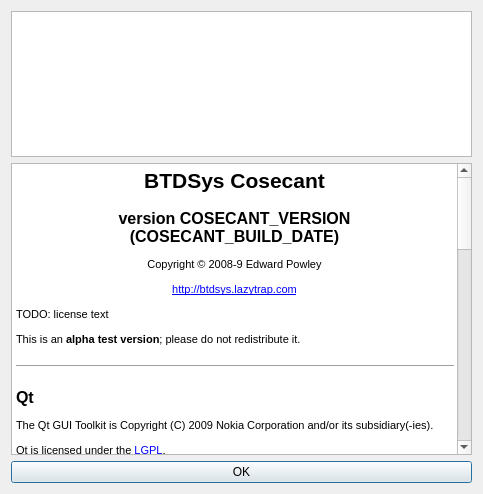
Qt form about_dlg.ui (edpowley/cosecant) before a commit.
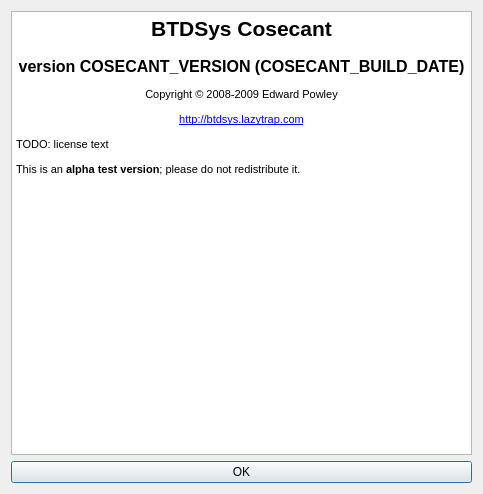
The same form after that commit.

Commit message: Simplify about dialog

Patch:
```diff
--- a/about_dlg.ui
+++ b/about_dlg.ui
@@ -13,14 +13,7 @@
   <property name="windowTitle">
    <string>About Cosecant</string>
   </property>
-  <layout class="QVBoxLayout" name="verticalLayout" stretch="1,2,0">
-   <item>
-    <widget class="QGraphicsView" name="graphicsView">
-     <property name="renderHints">
-      <set>QPainter::SmoothPixmapTransform|QPainter::TextAntialiasing</set>
-     </property>
-    </widget>
-   </item>
+  <layout class="QVBoxLayout" name="verticalLayout" stretch="2,0">
    <item>
     <widget class="QTextBrowser" name="textBrowser">
      <property name="html">
@@ -30,29 +23,10 @@
 &lt;/style&gt;&lt;/head&gt;&lt;body style=&quot; font-family:'MS Shell Dlg 2'; font-size:8.25pt; font-weight:400; font-style:normal;&quot;&gt;
 &lt;p align=&quot;center&quot; style=&quot; margin-top:18px; margin-bottom:12px; margin-left:0px; margin-right:0px; -qt-block-indent:0; text-indent:0px;&quot;&gt;&lt;span style=&quot; font-size:16pt; font-weight:600;&quot;&gt;BTDSys Cosecant&lt;/span&gt;&lt;/p&gt;
 &lt;p align=&quot;center&quot; style=&quot; margin-top:16px; margin-bottom:12px; margin-left:0px; margin-right:0px; -qt-block-indent:0; text-indent:0px;&quot;&gt;&lt;span style=&quot; font-size:12pt; font-weight:600;&quot;&gt;version COSECANT_VERSION (COSECANT_BUILD_DATE)&lt;/span&gt;&lt;/p&gt;
-&lt;p align=&quot;center&quot; style=&quot; margin-top:12px; margin-bottom:12px; margin-left:0px; margin-right:0px; -qt-block-indent:0; text-indent:0px;&quot;&gt;&lt;span style=&quot; font-size:8pt;&quot;&gt;Copyright © 2008-9 Edward Powley&lt;/span&gt;&lt;/p&gt;
+&lt;p align=&quot;center&quot; style=&quot; margin-top:12px; margin-bottom:12px; margin-left:0px; margin-right:0px; -qt-block-indent:0; text-indent:0px;&quot;&gt;&lt;span style=&quot; font-size:8pt;&quot;&gt;Copyright © 2008-2009 Edward Powley&lt;/span&gt;&lt;/p&gt;
 &lt;p align=&quot;center&quot; style=&quot; margin-top:12px; margin-bottom:12px; margin-left:0px; margin-right:0px; -qt-block-indent:0; text-indent:0px;&quot;&gt;&lt;a href=&quot;http://btdsys.lazytrap.com&quot;&gt;&lt;span style=&quot; font-size:8pt; text-decoration: underline; color:#0000ff;&quot;&gt;http://btdsys.lazytrap.com&lt;/span&gt;&lt;/a&gt;&lt;/p&gt;
 &lt;p style=&quot; margin-top:12px; margin-bottom:12px; margin-left:0px; margin-right:0px; -qt-block-indent:0; text-indent:0px;&quot;&gt;&lt;span style=&quot; font-size:8pt;&quot;&gt;TODO: license text&lt;/span&gt;&lt;/p&gt;
-&lt;p style=&quot; margin-top:12px; margin-bottom:12px; margin-left:0px; margin-right:0px; -qt-block-indent:0; text-indent:0px;&quot;&gt;&lt;span style=&quot; font-size:8pt;&quot;&gt;This is an &lt;/span&gt;&lt;span style=&quot; font-size:8pt; font-weight:600;&quot;&gt;alpha test version&lt;/span&gt;&lt;span style=&quot; font-size:8pt;&quot;&gt;; please do not redistribute it.&lt;/span&gt;&lt;/p&gt;
-&lt;hr /&gt;
-&lt;p style=&quot; margin-top:16px; margin-bottom:12px; margin-left:0px; margin-right:0px; -qt-block-indent:0; text-indent:0px;&quot;&gt;&lt;span style=&quot; font-size:12pt; font-weight:600;&quot;&gt;Qt&lt;/span&gt;&lt;/p&gt;
-&lt;p style=&quot; margin-top:12px; margin-bottom:12px; margin-left:0px; margin-right:0px; -qt-block-indent:0; text-indent:0px;&quot;&gt;&lt;span style=&quot; font-size:8pt;&quot;&gt;The Qt GUI Toolkit is Copyright (C) 2009 Nokia Corporation and/or its subsidiary(-ies).&lt;/span&gt;&lt;/p&gt;
-&lt;p style=&quot; margin-top:12px; margin-bottom:12px; margin-left:0px; margin-right:0px; -qt-block-indent:0; text-indent:0px;&quot;&gt;&lt;span style=&quot; font-size:8pt;&quot;&gt;Qt is licensed under the &lt;/span&gt;&lt;a href=&quot;http://doc.qtsoftware.com/4.5/lgpl.html&quot;&gt;&lt;span style=&quot; font-size:8pt; text-decoration: underline; color:#0000ff;&quot;&gt;LGPL&lt;/span&gt;&lt;/a&gt;&lt;span style=&quot; font-size:8pt;&quot;&gt;.&lt;/span&gt;&lt;/p&gt;
-&lt;p style=&quot; margin-top:16px; margin-bottom:12px; margin-left:0px; margin-right:0px; -qt-block-indent:0; text-indent:0px;&quot;&gt;&lt;span style=&quot; font-size:12pt; font-weight:600;&quot;&gt;PortAudio&lt;/span&gt;&lt;/p&gt;
-&lt;p style=&quot; margin-top:12px; margin-bottom:12px; margin-left:0px; margin-right:0px; -qt-block-indent:0; text-indent:0px;&quot;&gt;&lt;span style=&quot; font-size:8pt;&quot;&gt;PortAudio Portable Real-Time Audio Library&lt;br /&gt;Copyright (c) 1999-2000 Ross Bencina and Phil Burk&lt;/span&gt;&lt;/p&gt;
-&lt;p style=&quot; margin-top:12px; margin-bottom:12px; margin-left:0px; margin-right:0px; -qt-block-indent:0; text-indent:0px;&quot;&gt;&lt;span style=&quot; font-size:8pt;&quot;&gt;Permission is hereby granted, free of charge, to any person obtaining a copy of this software and associated documentation  files (the &quot;Software&quot;), to deal in the Software without restriction, including without limitation the rights to use, copy, modify, merge,  publish, distribute, sublicense, and/or sell copies of the Software, and to permit persons to whom the Software is furnished to do so,  subject to the following conditions:&lt;/span&gt;&lt;/p&gt;
-&lt;ul style=&quot;-qt-list-indent: 1;&quot;&gt;&lt;li style=&quot; font-size:8pt;&quot; style=&quot; margin-top:12px; margin-bottom:12px; margin-left:0px; margin-right:0px; -qt-block-indent:0; text-indent:0px;&quot;&gt;The above copyright notice and this permission notice shall be included in all copies or substantial portions of the Software.&lt;/li&gt;&lt;/ul&gt;
-&lt;p style=&quot; margin-top:12px; margin-bottom:12px; margin-left:0px; margin-right:0px; -qt-block-indent:0; text-indent:0px;&quot;&gt;&lt;span style=&quot; font-size:8pt;&quot;&gt;THE SOFTWARE IS PROVIDED &quot;AS IS&quot;, WITHOUT WARRANTY OF ANY KIND, EXPRESS OR IMPLIED, INCLUDING BUT NOT  LIMITED TO THE WARRANTIES OF MERCHANTABILITY, FITNESS FOR A PARTICULAR PURPOSE AND ON INFRINGEMENT. IN NO EVENT SHALL THE AUTHORS OR COPYRIGHT HOLDERS BE LIABLE FOR ANY CLAIM, DAMAGES OR OTHER LIABILITY,  WHETHER IN AN ACTION OF CONTRACT, TORT OR OTHERWISE, ARISING FROM, OUT OF OR IN CONNECTION WITH THE  SOFTWARE OR THE USE OR OTHER DEALINGS IN THE SOFTWARE.&lt;/span&gt;&lt;/p&gt;
-&lt;p style=&quot; margin-top:16px; margin-bottom:12px; margin-left:0px; margin-right:0px; -qt-block-indent:0; text-indent:0px;&quot;&gt;&lt;span style=&quot; font-size:12pt; font-weight:600;&quot;&gt;Boost&lt;/span&gt;&lt;/p&gt;
-&lt;p style=&quot; margin-top:12px; margin-bottom:12px; margin-left:0px; margin-right:0px; -qt-block-indent:0; text-indent:0px;&quot;&gt;&lt;span style=&quot; font-size:8pt;&quot;&gt;Boost.Foreach: Copyright 2004 Eric Niebler.&lt;/span&gt;&lt;/p&gt;
-&lt;p style=&quot; margin-top:12px; margin-bottom:12px; margin-left:0px; margin-right:0px; -qt-block-indent:0; text-indent:0px;&quot;&gt;&lt;span style=&quot; font-size:8pt;&quot;&gt;Boost.Function: Copyright Douglas Gregor 2001-2003&lt;/span&gt;&lt;/p&gt;
-&lt;p style=&quot; margin-top:12px; margin-bottom:12px; margin-left:0px; margin-right:0px; -qt-block-indent:0; text-indent:0px;&quot;&gt;&lt;span style=&quot; font-size:8pt;&quot;&gt;Boost.Bind: Copyright (c) 2009 Peter Dimov&lt;/span&gt;&lt;/p&gt;
-&lt;p style=&quot; margin-top:12px; margin-bottom:12px; margin-left:0px; margin-right:0px; -qt-block-indent:0; text-indent:0px;&quot;&gt;&lt;span style=&quot; font-size:8pt;&quot;&gt;Boost Software License - Version 1.0 - August 17th, 2003&lt;/span&gt;&lt;/p&gt;
-&lt;p style=&quot; margin-top:12px; margin-bottom:12px; margin-left:0px; margin-right:0px; -qt-block-indent:0; text-indent:0px;&quot;&gt;&lt;span style=&quot; font-size:8pt;&quot;&gt;Permission is hereby granted, free of charge, to any person or organization obtaining a copy of the software and accompanying documentation covered by this license (the &quot;Software&quot;) to use, reproduce, display, distribute, execute, and transmit the Software, and to prepare derivative works of the Software, and to permit third-parties to whom the Software is furnished to do so, all subject to the following:&lt;/span&gt;&lt;/p&gt;
-&lt;p style=&quot; margin-top:12px; margin-bottom:12px; margin-left:0px; margin-right:0px; -qt-block-indent:0; text-indent:0px;&quot;&gt;&lt;span style=&quot; font-size:8pt;&quot;&gt;The copyright notices in the Software and this entire statement, including the above license grant, this restriction and the following disclaimer, must be included in all copies of the Software, in whole or in part, and all derivative works of the Software, unless such copies or derivative works are solely in the form of machine-executable object code generated by a source language processor.&lt;/span&gt;&lt;/p&gt;
-&lt;p style=&quot; margin-top:12px; margin-bottom:12px; margin-left:0px; margin-right:0px; -qt-block-indent:0; text-indent:0px;&quot;&gt;&lt;span style=&quot; font-size:8pt;&quot;&gt;THE SOFTWARE IS PROVIDED &quot;AS IS&quot;, WITHOUT WARRANTY OF ANY KIND, EXPRESS OR IMPLIED, INCLUDING BUT NOT LIMITED TO THE WARRANTIES OF MERCHANTABILITY, FITNESS FOR A PARTICULAR PURPOSE, TITLE AND NON-INFRINGEMENT. IN NO EVENT SHALL THE COPYRIGHT HOLDERS OR ANYONE DISTRIBUTING THE SOFTWARE BE LIABLE FOR ANY DAMAGES OR OTHER LIABILITY, WHETHER IN CONTRACT, TORT OR OTHERWISE, ARISING FROM, OUT OF OR IN CONNECTION WITH THE SOFTWARE OR THE USE OR OTHER DEALINGS IN THE SOFTWARE.&lt;/span&gt;&lt;/p&gt;
-&lt;p style=&quot; margin-top:16px; margin-bottom:12px; margin-left:0px; margin-right:0px; -qt-block-indent:0; text-indent:0px;&quot;&gt;&lt;span style=&quot; font-size:12pt; font-weight:600;&quot;&gt;SQLite&lt;/span&gt;&lt;/p&gt;
-&lt;p style=&quot; margin-top:12px; margin-bottom:12px; margin-left:0px; margin-right:0px; -qt-block-indent:0; text-indent:0px;&quot;&gt;&lt;span style=&quot; font-size:8pt;&quot;&gt;Public domain.&lt;/span&gt;&lt;/p&gt;&lt;/body&gt;&lt;/html&gt;</string>
+&lt;p style=&quot; margin-top:12px; margin-bottom:12px; margin-left:0px; margin-right:0px; -qt-block-indent:0; text-indent:0px;&quot;&gt;&lt;span style=&quot; font-size:8pt;&quot;&gt;This is an &lt;/span&gt;&lt;span style=&quot; font-size:8pt; font-weight:600;&quot;&gt;alpha test version&lt;/span&gt;&lt;span style=&quot; font-size:8pt;&quot;&gt;; please do not redistribute it.&lt;/span&gt;&lt;/p&gt;&lt;/body&gt;&lt;/html&gt;</string>
      </property>
      <property name="openExternalLinks">
       <bool>true</bool>
```
The commit also changes 4 other files.
